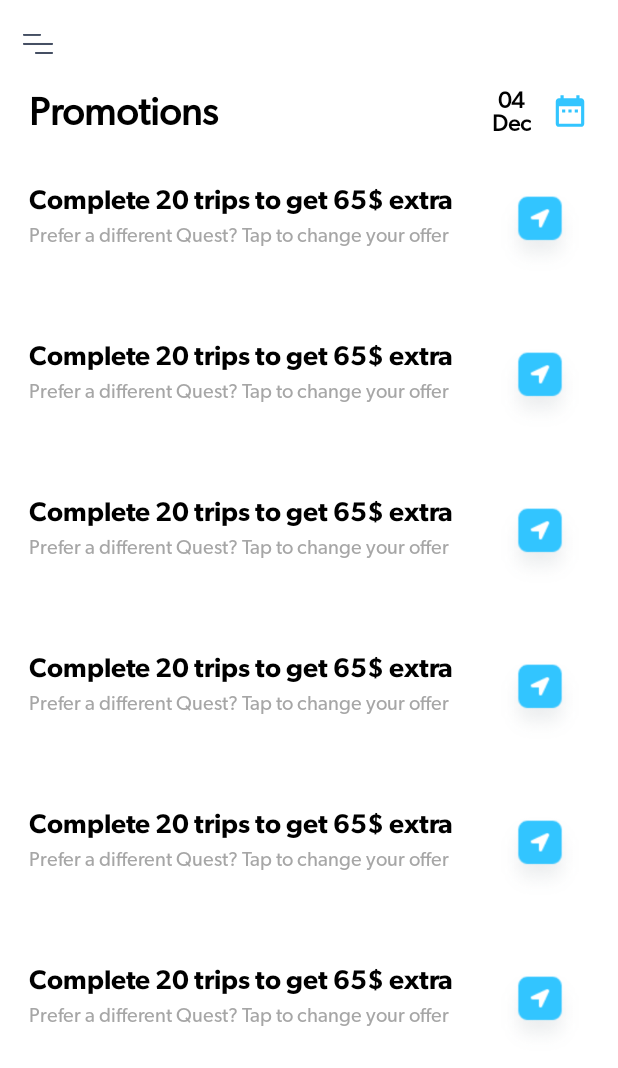
After one commit to WaseemMirzaa/IrideDriver, an Android app: the fragment PromotionFragment placed in its activity, on a phone screen of 412 x 824 dp. The commit adds this screen. Shown: the top 1068 px of the screen. Run offline under Robolectric (Android 15) with nearby library versions, the phone set to English and light mode, and no system bars; our stand-ins replace Firebase (no records; nobody signed in at launch, a user with empty details on screens opened directly), data binding, sdp/ssp sizes; libraries missing offline, so code that uses them is left out: com.nabinbhandari.android, im.delight.android; pictures from the network do not load.

Commit message:
promotion

```diff
--- /dev/null
+++ b/app/src/main/java/com/buzzware/iridedriver/Adapters/PromotionsAdapter.java
@@ -0,0 +1,67 @@
+package com.buzzware.iridedriver.Adapters;
+
+import android.content.Context;
+import android.view.LayoutInflater;
+import android.view.ViewGroup;
+import androidx.annotation.NonNull;
+import androidx.recyclerview.widget.RecyclerView;
+
+import com.buzzware.iridedriver.databinding.PromotionItemDesginBinding;
+
+import java.util.List;
+
+
+public class PromotionsAdapter extends RecyclerView.Adapter<PromotionsAdapter.ViewHolder> {
+
+    private List<String> list;
+
+    private Context mContext;
+
+
+    public PromotionsAdapter(Context mContext, List<String> list) {
+
+        this.list = list;
+
+        this.mContext = mContext;
+
+    }
+
+    @NonNull
+    @Override
+    public PromotionsAdapter.ViewHolder onCreateViewHolder(@NonNull ViewGroup parent, int viewType) {
+
+        return new ViewHolder(PromotionItemDesginBinding.inflate(LayoutInflater.from(parent.getContext()),
+                parent, false));
+
+    }
+
+    @Override
+    public void onBindViewHolder(@NonNull final ViewHolder viewHolder, final int i) {
+
+
+    }
+
+
+    @Override
+    public int getItemCount() {
+
+        return 6;
+       // return list.size();
+
+    }
+
+    public class ViewHolder extends RecyclerView.ViewHolder {
+
+        PromotionItemDesginBinding binding;
+
+
+        public ViewHolder(@NonNull PromotionItemDesginBinding binding) {
+            super(binding.getRoot());
+
+            this.binding = binding;
+
+        }
+
+    }
+
+}
--- a/app/src/main/java/com/buzzware/iridedriver/Fragments/ProfileFragment.java
+++ b/app/src/main/java/com/buzzware/iridedriver/Fragments/ProfileFragment.java
@@ -115,7 +115,7 @@ public class ProfileFragment extends Fragment implements View.OnClickListener {
             Glide.with(getContext()).load(user.image).apply(new RequestOptions().centerCrop()).into(binding.userImageIV);
         }
         binding.userNameTV.setText(user.firstName + " " + user.lastName);
-        binding.userAddressTV.setText(user.address);
+        binding.userAddressTV.setText(user.homeAddress);
         binding.userPhoneNumberTV.setText(user.phoneNumber);
 
     }
--- /dev/null
+++ b/app/src/main/java/com/buzzware/iridedriver/Fragments/PromotionFragment.java
@@ -0,0 +1,70 @@
+package com.buzzware.iridedriver.Fragments;
+
+import android.os.Bundle;
+
+import androidx.core.view.GravityCompat;
+import androidx.databinding.DataBindingUtil;
+import androidx.fragment.app.Fragment;
+import androidx.recyclerview.widget.LinearLayoutManager;
+
+import android.view.LayoutInflater;
+import android.view.View;
+import android.view.ViewGroup;
+
+import com.buzzware.iridedriver.Adapters.PromotionsAdapter;
+import com.buzzware.iridedriver.R;
+import com.buzzware.iridedriver.Screens.Home;
+import com.buzzware.iridedriver.databinding.FragmentPromotionBinding;
+
+public class PromotionFragment extends Fragment {
+
+
+    FragmentPromotionBinding binding;
+
+    @Override
+    public View onCreateView(LayoutInflater inflater, ViewGroup container,
+                             Bundle savedInstanceState) {
+        binding = DataBindingUtil.inflate(inflater, R.layout.fragment_promotion, container, false);
+
+        setListener();
+
+        setRecycler();
+
+        return binding.getRoot();
+
+    }
+
+    private void setRecycler() {
+
+        LinearLayoutManager layoutManager = new LinearLayoutManager(getContext());
+
+        binding.promotionRV.setLayoutManager(layoutManager);
+
+        PromotionsAdapter normalBottleAdapter = new PromotionsAdapter(getContext(), null);
+
+        binding.promotionRV.setAdapter(normalBottleAdapter);
+
+    }
+
+    private void setListener() {
+
+        binding.drawerIcon.setOnClickListener(v-> OpenCloseDrawer() );
+
+    }
+
+    public static void OpenCloseDrawer() {
+
+        if (Home.mBinding.drawerLayout.isDrawerVisible(GravityCompat.START)) {
+
+            Home.mBinding.drawerLayout.closeDrawer(GravityCompat.START);
+
+        } else {
+
+            Home.mBinding.drawerLayout.openDrawer(GravityCompat.START);
+
+        }
+
+    }
+
+
+}
--- a/app/src/main/java/com/buzzware/iridedriver/Screens/Home.java
+++ b/app/src/main/java/com/buzzware/iridedriver/Screens/Home.java
@@ -21,6 +21,7 @@ import com.buzzware.iridedriver.Fragments.CustomerServiceFragment;
 import com.buzzware.iridedriver.Fragments.HomeFragment;
 import com.buzzware.iridedriver.Fragments.InvitationFragment;
 import com.buzzware.iridedriver.Fragments.ProfileFragment;
+import com.buzzware.iridedriver.Fragments.PromotionFragment;
 import com.buzzware.iridedriver.Fragments.WalletFragment;
 import com.buzzware.iridedriver.Models.User;
 import com.buzzware.iridedriver.R;
@@ -64,6 +65,7 @@ public class Home extends AppCompatActivity implements View.OnClickListener {
         mBinding.navView.findViewById(R.id.homeLay).setOnClickListener(this);
         mBinding.navView.findViewById(R.id.bookingsLay).setOnClickListener(this);
         mBinding.navView.findViewById(R.id.walletLay).setOnClickListener(this);
+        mBinding.navView.findViewById(R.id.promotionLay).setOnClickListener(this);
         mBinding.navView.findViewById(R.id.profileLay).setOnClickListener(this);
         mBinding.navView.findViewById(R.id.inviteLay).setOnClickListener(this);
         mBinding.navView.findViewById(R.id.csLay).setOnClickListener(this);
@@ -167,6 +169,9 @@ public class Home extends AppCompatActivity implements View.OnClickListener {
         } else if (v == mBinding.navView.findViewById(R.id.bookingsLay)) {
             SetFragemnt();
             OpenCloseDrawer();
+        } else if (v == mBinding.navView.findViewById(R.id.promotionLay)) {
+            OpenCloseDrawer();
+            ((AppCompatActivity) this).getSupportFragmentManager().beginTransaction().replace(R.id.fragment_container, new PromotionFragment()).addToBackStack("promotion").commit();
         } else if (v == mBinding.navView.findViewById(R.id.walletLay)) {
             OpenCloseDrawer();
             ((AppCompatActivity) this).getSupportFragmentManager().beginTransaction().replace(R.id.fragment_container, new WalletFragment()).addToBackStack("wallet").commit();
--- /dev/null
+++ b/app/src/main/res/drawable/ic_baseline_date_range_24.xml
@@ -0,0 +1,10 @@
+<vector xmlns:android="http://schemas.android.com/apk/res/android"
+    android:width="24dp"
+    android:height="24dp"
+    android:viewportWidth="24"
+    android:viewportHeight="24"
+    android:tint="?attr/colorControlNormal">
+  <path
+      android:fillColor="@android:color/white"
+      android:pathData="M9,11L7,11v2h2v-2zM13,11h-2v2h2v-2zM17,11h-2v2h2v-2zM19,4h-1L18,2h-2v2L8,4L8,2L6,2v2L5,4c-1.11,0 -1.99,0.9 -1.99,2L3,20c0,1.1 0.89,2 2,2h14c1.1,0 2,-0.9 2,-2L21,6c0,-1.1 -0.9,-2 -2,-2zM19,20L5,20L5,9h14v11z"/>
+</vector>
--- /dev/null
+++ b/app/src/main/res/layout/fragment_promotion.xml
@@ -0,0 +1,106 @@
+<?xml version="1.0" encoding="utf-8"?>
+<layout xmlns:app="http://schemas.android.com/apk/res-auto">
+
+    <androidx.constraintlayout.widget.ConstraintLayout xmlns:android="http://schemas.android.com/apk/res/android"
+        xmlns:tools="http://schemas.android.com/tools"
+        android:layout_width="match_parent"
+        android:layout_height="match_parent"
+        android:background="@color/white"
+        tools:context=".Fragments.BookingsFragment">
+
+        <RelativeLayout
+            app:layout_constraintTop_toTopOf="parent"
+            android:id="@+id/headerLay"
+            android:layout_width="match_parent"
+            android:layout_height="@dimen/_45sdp">
+
+            <RelativeLayout
+                android:id="@+id/drawerIcon"
+                android:layout_width="40dp"
+                android:layout_height="40dp"
+                android:layout_centerVertical="true"
+                android:layout_marginLeft="@dimen/_12sdp">
+
+                <ImageView
+                    android:layout_width="20dp"
+                    android:layout_height="20dp"
+                    android:layout_centerVertical="true"
+                    android:src="@drawable/menu_black" />
+
+            </RelativeLayout>
+
+            <RelativeLayout
+                android:visibility="invisible"
+                android:id="@+id/searchIcon"
+                android:layout_width="40dp"
+                android:layout_height="40dp"
+                android:layout_centerVertical="true"
+                android:layout_alignParentEnd="true"
+                android:layout_marginRight="@dimen/_12sdp">
+
+                <ImageView
+                    android:layout_width="20dp"
+                    android:layout_height="20dp"
+                    android:layout_centerVertical="true"
+                    android:src="@drawable/search" />
+
+            </RelativeLayout>
+
+        </RelativeLayout>
+
+        <TextView
+            android:id="@+id/headerTV"
+            android:layout_width="wrap_content"
+            android:layout_height="wrap_content"
+            android:layout_marginLeft="@dimen/_15sdp"
+            android:fontFamily="@font/gibson_regular"
+            android:text="Promotions"
+            android:textAllCaps="false"
+            android:textColor="@color/black"
+            android:textSize="@dimen/_20sdp"
+            android:textStyle="bold"
+            app:layout_constraintStart_toStartOf="parent"
+            app:layout_constraintTop_toBottomOf="@id/headerLay"/>
+
+        <ImageView
+            android:id="@+id/calendarIV"
+            android:layout_width="25dp"
+            android:layout_height="25dp"
+            android:layout_marginRight="@dimen/_15sdp"
+            android:layout_centerVertical="true"
+            android:src="@drawable/ic_baseline_date_range_24"
+            app:layout_constraintEnd_toEndOf="parent"
+            app:layout_constraintTop_toBottomOf="@id/headerLay"
+            app:layout_constraintBottom_toBottomOf="@id/headerTV"
+            app:tint="@color/purple_200" />
+
+        <TextView
+            android:id="@+id/dateTV"
+            android:layout_width="wrap_content"
+            android:layout_height="wrap_content"
+            android:layout_marginLeft="@dimen/_15sdp"
+            android:fontFamily="@font/gibson_regular"
+            android:text="04\nDec"
+            android:gravity="center"
+            android:layout_marginRight="@dimen/_10sdp"
+            android:textAllCaps="false"
+            android:textColor="@color/black"
+            android:textSize="@dimen/_12sdp"
+            android:textStyle="bold"
+            app:layout_constraintEnd_toStartOf="@id/calendarIV"
+            app:layout_constraintTop_toTopOf="@id/calendarIV"
+            app:layout_constraintBottom_toBottomOf="@id/calendarIV"
+            />
+
+        <androidx.recyclerview.widget.RecyclerView
+            android:id="@+id/promotionRV"
+            android:layout_width="match_parent"
+            android:layout_height="0dp"
+            app:layout_constraintTop_toBottomOf="@id/headerTV"
+            app:layout_constraintBottom_toBottomOf="parent"
+            android:layout_marginTop="@dimen/_10sdp"/>
+
+
+    </androidx.constraintlayout.widget.ConstraintLayout>
+
+</layout>
--- /dev/null
+++ b/app/src/main/res/layout/promotion_item_desgin.xml
@@ -0,0 +1,58 @@
+<?xml version="1.0" encoding="utf-8"?>
+<layout>
+<RelativeLayout xmlns:android="http://schemas.android.com/apk/res/android"
+    xmlns:app="http://schemas.android.com/apk/res-auto"
+    android:layout_width="match_parent"
+    android:layout_height="wrap_content"
+    android:padding="@dimen/_15sdp">
+
+    <androidx.constraintlayout.widget.ConstraintLayout
+        android:layout_width="match_parent"
+        android:layout_height="wrap_content"
+        android:layout_centerVertical="true"
+        android:orientation="horizontal">
+
+        <LinearLayout
+            android:layout_width="0dp"
+            android:layout_height="wrap_content"
+            android:orientation="vertical"
+            app:layout_constraintEnd_toStartOf="@id/sendIV"
+            app:layout_constraintStart_toStartOf="parent"
+            app:layout_constraintTop_toTopOf="parent">
+
+            <TextView
+                android:layout_width="match_parent"
+                android:layout_height="wrap_content"
+                android:layout_gravity="start"
+                android:fontFamily="@font/gibson_semibd"
+                android:maxLines="1"
+                android:text="Complete 20 trips to get 65$ extra"
+                android:textColor="@color/black"
+                android:textSize="@dimen/_14sdp"
+                android:textStyle="normal" />
+
+            <TextView
+                android:layout_width="wrap_content"
+                android:layout_height="wrap_content"
+                android:layout_gravity="start"
+                android:layout_marginTop="5dp"
+                android:ellipsize="end"
+                android:fontFamily="@font/gibson_regular"
+                android:maxLines="2"
+                android:text="Prefer a different Quest? Tap to change your offer"
+                android:textColor="@color/gray_light"
+                android:textSize="@dimen/_10sdp"
+                android:textStyle="normal" />
+        </LinearLayout>
+
+        <androidx.appcompat.widget.AppCompatImageView
+            android:id="@+id/sendIV"
+            android:layout_width="@dimen/_50sdp"
+            android:layout_height="@dimen/_50sdp"
+            android:src="@drawable/send_promotion"
+            app:layout_constraintBottom_toBottomOf="parent"
+            app:layout_constraintEnd_toEndOf="parent"
+            app:layout_constraintTop_toTopOf="parent" />
+    </androidx.constraintlayout.widget.ConstraintLayout>
+</RelativeLayout>
+</layout>
```
Also changed, not shown: app/src/main/java/com/buzzware/iridedriver/Fragments/CustomerServiceFragment.java (+47 -2 lines), app/src/main/res/layout/activity_home.xml (+1 -23 lines), app/src/main/res/layout/fragment_customer_service.xml (+53 -44 lines), app/src/main/res/drawable/send_promotion.png (added).
